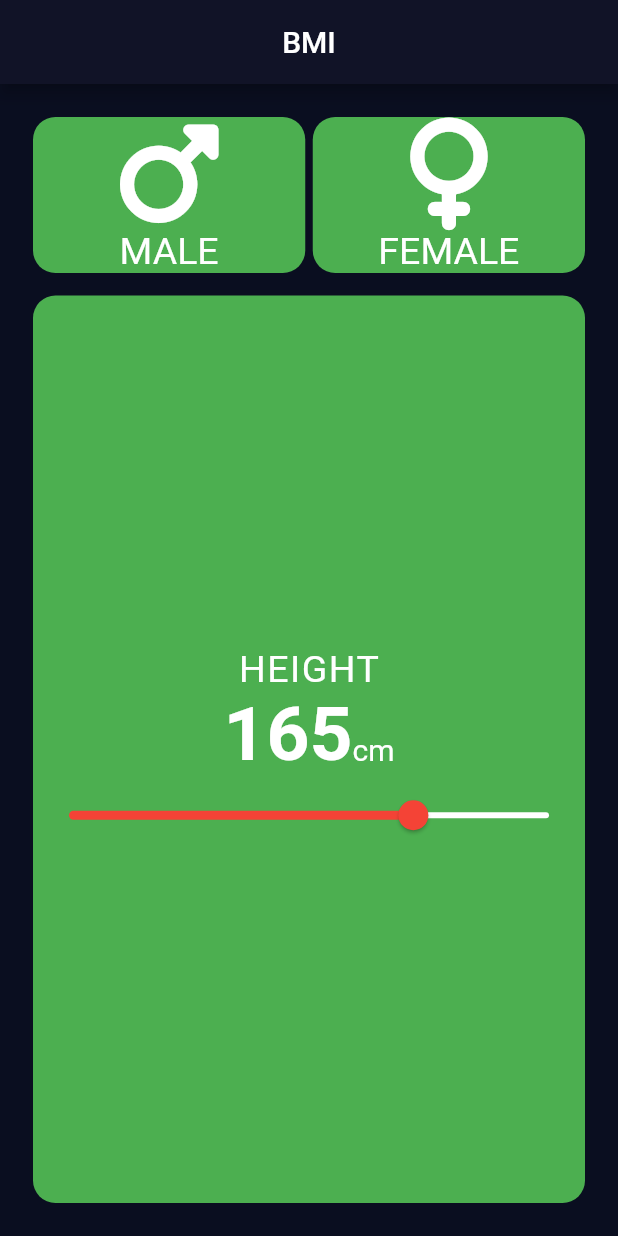
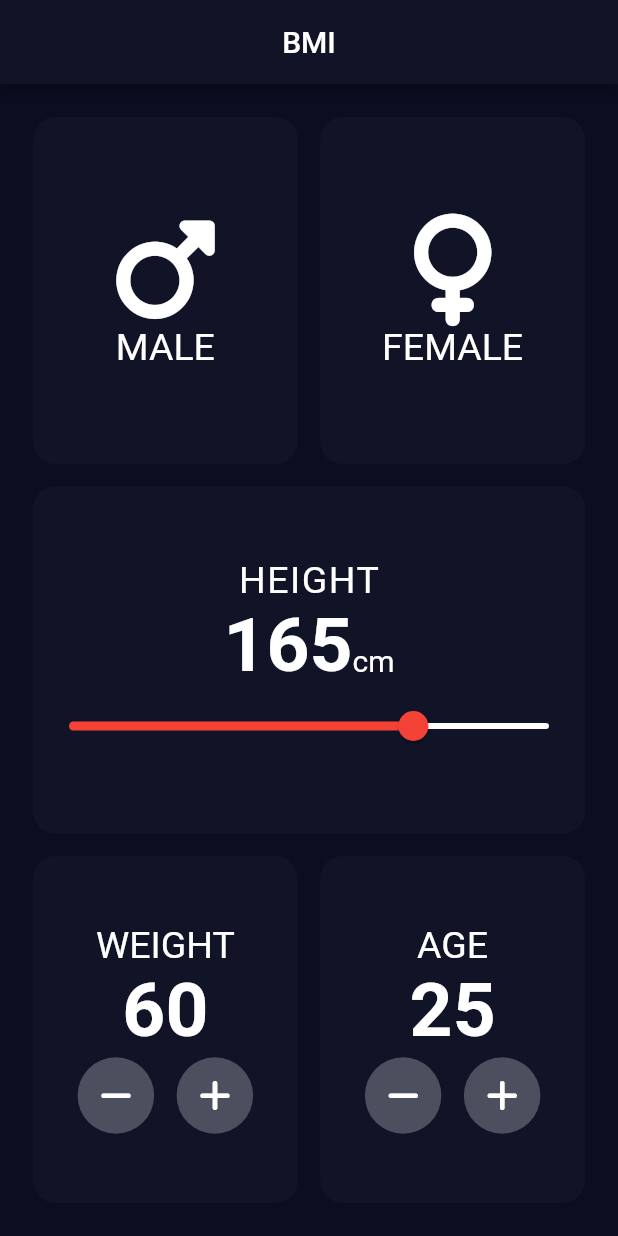
Before and after one commit to JanibekJali/Kurs-6-Bmi_calculator, a Flutter app: the screen it shows after launch, on a phone screen of 412 x 824 dp. Run offline on Flutter 3.47's test engine with Material 2 defaults, Android fonts, the phone set to English and light mode, and no system bars; our stand-ins replace font_awesome_flutter; missing offline and left inert: dart:ffi.

Commit message:
Bmi UI completed

```diff
--- a/lib/main.dart
+++ b/lib/main.dart
@@ -1,6 +1,5 @@
 import 'package:bmi_calculator/main_bmi_page.dart';
-import 'package:bmi_calculator/test_page.dart';
-import 'package:flutter/material.dart';
+ import 'package:flutter/material.dart';
 
 void main() {
   runApp(const MyApp());
--- a/lib/main_bmi_page.dart
+++ b/lib/main_bmi_page.dart
@@ -1,4 +1,9 @@
+import 'dart:ffi';
+
 import 'package:bmi_calculator/widgets/custom_widget.dart';
+import 'package:bmi_calculator/widgets/gender_widget.dart';
+import 'package:bmi_calculator/widgets/height_widget.dart';
+import 'package:bmi_calculator/widgets/weight_age_widget.dart';
 import 'package:flutter/material.dart';
 import 'package:font_awesome_flutter/font_awesome_flutter.dart';
 
@@ -21,100 +26,56 @@ class _MainBmiPageState extends State<MainBmiPage> {
         padding: const EdgeInsets.all(22.0),
         child: Column(
           children: [
-            Row(
+            Expanded(
+              child: Row(
                 children: const [
                   CustomWidget(
-                  text: 'male',
-                  icons: FontAwesomeIcons.mars,
+                    widget: GenderWidget(
+                        icons: FontAwesomeIcons.mars, text: 'male'),
                   ),
                   SizedBox(
-                  width: 5.0,
+                    width: 15.0,
                   ),
                   CustomWidget(
-                  text: 'female',
-                  icons: FontAwesomeIcons.venus,
+                    widget: GenderWidget(
+                        icons: FontAwesomeIcons.venus, text: 'female'),
                   ),
                 ],
+              ),
+            ),
+            const SizedBox(
+              height: 15.0,
+            ),
+            CustomWidget(
+              widget: HeightWidget(
+                  onPressed: (double ozgorgonData) {
+                    setState(() {
+                      _sliderValue = ozgorgonData;
+                    });
+                  },
+                  sliderValueText: _sliderValue.toInt()),
             ),
             const SizedBox(
               height: 15.0,
             ),
             Expanded(
-              child: Container(
-                decoration: BoxDecoration(
-                    // color: const Color(0xff111327),
-                    color: Colors.green,
-                    borderRadius: BorderRadius.circular(15.0)),
-                child: Column(
-                  mainAxisAlignment: MainAxisAlignment.center,
-                  children: [
-                    Text(
-                      'Height'.toUpperCase(),
-                      style: TextStyle(fontSize: 25.0, letterSpacing: 1.0),
+              child: Row(
+                children: const [
+                  CustomWidget(
+                    widget: WeightAgeWidget(soz: 'weight', ekinchiSoz: '60'),
                   ),
-                    Row(
-                      mainAxisAlignment: MainAxisAlignment.center,
-                      crossAxisAlignment: CrossAxisAlignment.baseline,
-                      textBaseline: TextBaseline.alphabetic,
-                      children: [
-                        Text(
-                          _sliderValue.toStringAsFixed(0),
-                          style: TextStyle(
-                              fontSize: 50.0, fontWeight: FontWeight.bold),
+                  SizedBox(
+                    width: 15.0,
                   ),
-                        Text(
-                          'cm',
-                          style: TextStyle(fontSize: 20.0),
-                        ),
-                      ],
-                    ),
-                    SliderTheme(
-                      data: SliderTheme.of(context).copyWith(
-                          activeTrackColor: Colors.red,
-                          inactiveTrackColor: Colors.white,
-                          thumbColor: Colors.red,
-                          overlayColor: Colors.yellow),
-                      child: Slider(
-                        value: _sliderValue,
-                        max: 230,
-                        onChanged: (double adamdynTandoosu) {
-                          setState(() {
-                            _sliderValue = adamdynTandoosu;
-                          });
-                        },
-                      ),
+                  CustomWidget(
+                    widget: WeightAgeWidget(soz: 'age', ekinchiSoz: '25'),
                   ),
                 ],
               ),
             ),
-            )
           ],
         ),
       ),
     );
   }
 }
-
-/// Bul jakshy praktika emes
-Expanded newMethod() {
-  return Expanded(
-    child: Container(
-      decoration: BoxDecoration(
-          // color: const Color(0xff111327),
-          color: Colors.green,
-          borderRadius: BorderRadius.circular(15.0)),
-      child: Column(
-        children: [
-          const FaIcon(
-            FontAwesomeIcons.mars,
-            size: 75,
-          ),
-          Text(
-            'male'.toUpperCase(),
-            style: const TextStyle(fontSize: 25.0),
-          ),
-        ],
-      ),
-    ),
-  );
-}
--- a/lib/widgets/custom_widget.dart
+++ b/lib/widgets/custom_widget.dart
@@ -1,30 +1,17 @@
 import 'package:flutter/material.dart';
-import 'package:font_awesome_flutter/font_awesome_flutter.dart';
 
 class CustomWidget extends StatelessWidget {
-  const CustomWidget({Key key, this.icons, this.text}) : super(key: key);
-  final IconData icons;
-  final String text;
+  const CustomWidget({this.widget});
+
+  final Widget widget;
   @override
   Widget build(BuildContext context) {
     return Expanded(
       child: Container(
         decoration: BoxDecoration(
-            // color: const Color(0xff111327),
-            color: Colors.green,
+            color: const Color(0xff111327),
             borderRadius: BorderRadius.circular(15.0)),
-        child: Column(
-          children: [
-            FaIcon(
-              icons,
-              size: 75,
-            ),
-            Text(
-              text.toUpperCase(),
-              style: const TextStyle(fontSize: 25.0),
-            ),
-          ],
-        ),
+        child: widget,
       ),
     );
   }
--- /dev/null
+++ b/lib/widgets/gender_widget.dart
@@ -0,0 +1,30 @@
+import 'package:flutter/material.dart';
+import 'package:font_awesome_flutter/font_awesome_flutter.dart';
+
+class GenderWidget extends StatelessWidget {
+  const GenderWidget({
+    Key key,
+    @required this.icons,
+    @required this.text,
+  }) : super(key: key);
+
+  final IconData icons;
+  final String text;
+
+  @override
+  Widget build(BuildContext context) {
+    return Column(
+      mainAxisAlignment: MainAxisAlignment.center,
+      children: [
+        FaIcon(
+          icons,
+          size: 75,
+        ),
+        Text(
+          text.toUpperCase(),
+          style: const TextStyle(fontSize: 25.0),
+        ),
+      ],
+    );
+  }
+}
--- /dev/null
+++ b/lib/widgets/height_widget.dart
@@ -0,0 +1,57 @@
+import 'package:flutter/material.dart';
+
+class HeightWidget extends StatelessWidget {
+  const HeightWidget({Key key, this.onPressed, this.sliderValueText})
+      : super(key: key);
+  final Function(double value) onPressed;
+  final int sliderValueText;
+
+  @override
+  Widget build(BuildContext context) {
+    return Expanded(
+      child: Container(
+        decoration: BoxDecoration(
+            color: const Color(0xff111327),
+            borderRadius: BorderRadius.circular(15.0)),
+        child: Column(
+          mainAxisAlignment: MainAxisAlignment.center,
+          children: [
+            Text(
+              'Height'.toUpperCase(),
+              style: const TextStyle(fontSize: 25.0, letterSpacing: 1.0),
+            ),
+            Row(
+              mainAxisAlignment: MainAxisAlignment.center,
+              crossAxisAlignment: CrossAxisAlignment.baseline,
+              textBaseline: TextBaseline.alphabetic,
+              children: [
+                Text(
+                  sliderValueText.toString(),
+                  style: const TextStyle(
+                      fontSize: 50.0, fontWeight: FontWeight.bold),
+                ),
+                const Text(
+                  'cm',
+                  style: TextStyle(fontSize: 20.0),
+                ),
+              ],
+            ),
+            SliderTheme(
+              data: SliderTheme.of(context).copyWith(
+                  activeTrackColor: Colors.red,
+                  inactiveTrackColor: Colors.white,
+                  thumbColor: Colors.red,
+                  overlayColor: Colors.blue),
+              child: Slider(
+                value: sliderValueText.toDouble(),
+                max: 230,
+                onChanged: onPressed,
+              ),
+            ),
+            // CustomWidget(text: 'Weight', )
+          ],
+        ),
+      ),
+    );
+  }
+}
--- /dev/null
+++ b/lib/widgets/weight_age_widget.dart
@@ -0,0 +1,72 @@
+import 'package:flutter/material.dart';
+import 'package:font_awesome_flutter/font_awesome_flutter.dart';
+
+class WeightAgeWidget extends StatelessWidget {
+  const WeightAgeWidget({Key key, this.soz, this.ekinchiSoz}) : super(key: key);
+  final String soz;
+  final String ekinchiSoz;
+  @override
+  Widget build(BuildContext context) {
+    return Column(
+      mainAxisAlignment: MainAxisAlignment.center,
+      children: [
+        Text(
+          soz.toUpperCase(),
+          style: const TextStyle(fontSize: 25.0),
+        ),
+        Text(
+          ekinchiSoz,
+          style: const TextStyle(fontSize: 50.0, fontWeight: FontWeight.bold),
+        ),
+        Row(
+          mainAxisAlignment: MainAxisAlignment.center,
+          children: [
+            Container(
+              decoration: BoxDecoration(
+                  shape: BoxShape.circle, color: Color(0xff4C4F5D)),
+              child: Padding(
+                padding: const EdgeInsets.all(15.0),
+                child: FaIcon(FontAwesomeIcons.minus),
+              ),
+            ),
+            SizedBox(
+              width: 15.0,
+            ),
+            Container(
+              decoration: BoxDecoration(
+                  shape: BoxShape.circle, color: Color(0xff4C4F5D)),
+              child: Padding(
+                padding: const EdgeInsets.all(15.0),
+                child: FaIcon(FontAwesomeIcons.plus),
+              ),
+            ),
+          ],
+        )
+      ],
+    );
+  }
+}
+
+/// Bul jakshy praktika emes
+Expanded newMethod() {
+  return Expanded(
+    child: Container(
+      decoration: BoxDecoration(
+          // color: const Color(0xff111327),
+          color: Colors.green,
+          borderRadius: BorderRadius.circular(15.0)),
+      child: Column(
+        children: [
+          const FaIcon(
+            FontAwesomeIcons.mars,
+            size: 75,
+          ),
+          Text(
+            'male'.toUpperCase(),
+            style: const TextStyle(fontSize: 25.0),
+          ),
+        ],
+      ),
+    ),
+  );
+}
```
Lines whose indentation alone changed are shown as unchanged.
